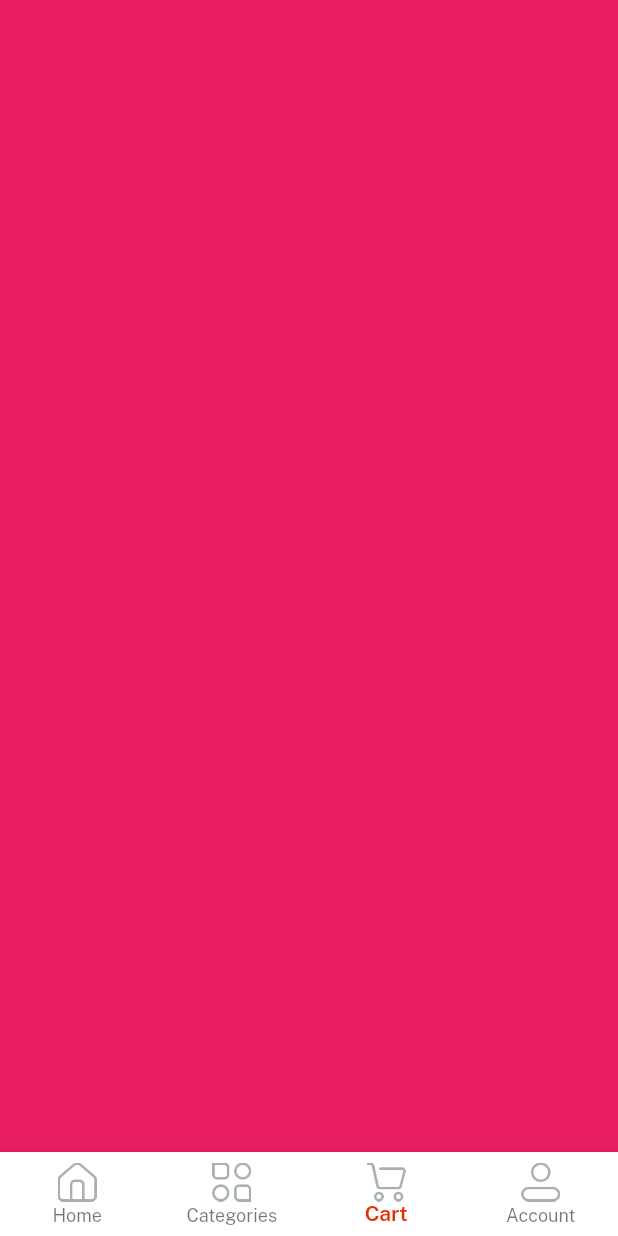
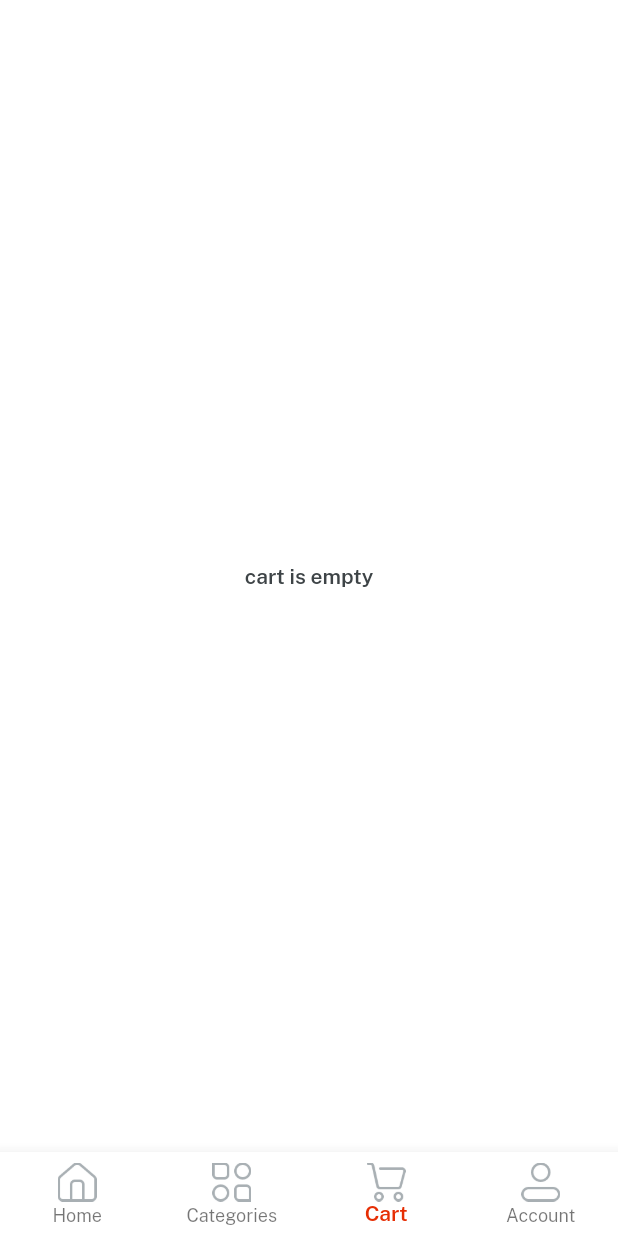
Before and after one commit to KhubaibJamal/E-Commerce-App, a Flutter app: the Home screen opened directly, item 3 of the bottom bar chosen, on a phone screen of 412 x 824 dp. Run offline on Flutter 3.47's test engine with Material 2 defaults, Android fonts, the phone set to English and light mode, and no system bars; our stand-ins replace get, velocity_x.

Commit message:
complete cart screen ui

```diff
--- a/lib/views/cart_screen/cart_screen.dart
+++ b/lib/views/cart_screen/cart_screen.dart
@@ -1,3 +1,5 @@
+import 'package:emart/consts/colors.dart';
+import 'package:emart/consts/consts.dart';
 import 'package:flutter/material.dart';
 
 class CartScreen extends StatelessWidget {
@@ -6,7 +8,16 @@ class CartScreen extends StatelessWidget {
   @override
   Widget build(BuildContext context) {
     return Container(
-      color: Colors.pink,
+      color: Colors.white,
+      child: const Center(
+        child: Text(
+          "cart is empty",
+          style: TextStyle(
+            color: darkFontGrey,
+            fontFamily: semibold,
+          ),
+        ),
+      ),
     );
   }
 }
```
